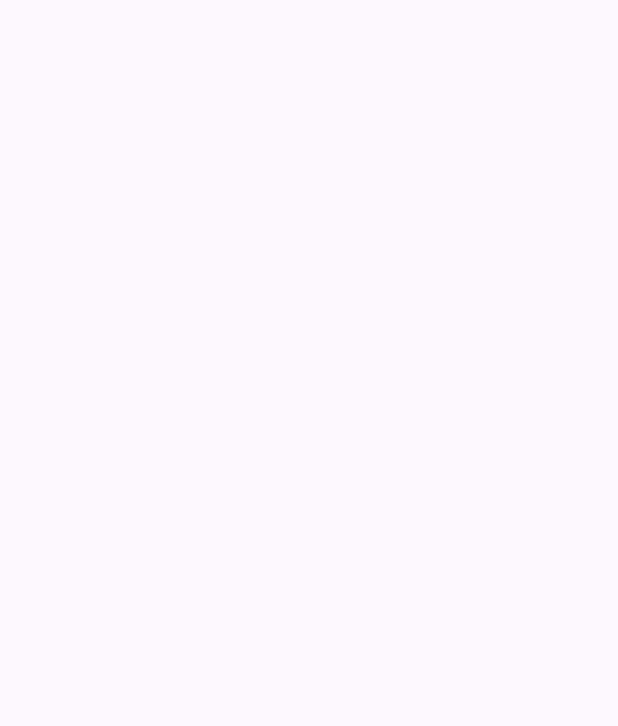
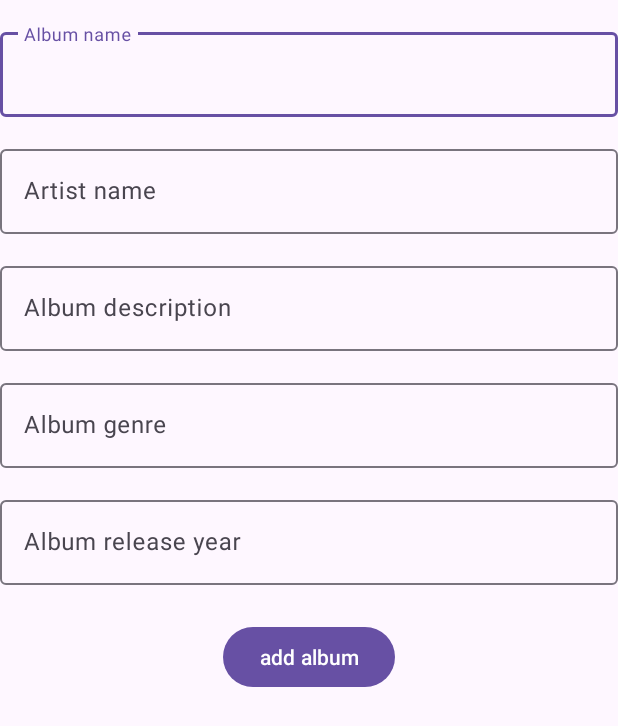
Before and after one commit to mmoazam/RecordShopApp, an Android app: the AddNewAlbumActivity screen opened directly, with no data from a screen before it, on a phone screen of 412 x 824 dp. Before the commit the part shown is empty. Shown: the top 726 px of the screen. Run offline under Robolectric (Android 15) with nearby library versions, the phone set to English and light mode, and no system bars; our stand-ins replace data binding.

Commit message:
add stockLevel to Album

```diff
--- a/app/src/main/java/com/northcoders/recordshopapp/model/Album.java
+++ b/app/src/main/java/com/northcoders/recordshopapp/model/Album.java
@@ -12,6 +12,12 @@ public class Album extends BaseObservable {
     private String artist;
     private String genre;
     private int releaseYear;
+    private int stockLevel;
+
+    @Bindable
+    public int getStockLevel() {
+        return stockLevel;
+    }
 
     @Bindable
     public int getId() {
@@ -73,6 +79,13 @@ public class Album extends BaseObservable {
         notifyPropertyChanged(BR.releaseYear);
     }
 
+    public void setStockLevel(int stockLevel) {
+        this.stockLevel = stockLevel;
+        notifyPropertyChanged(BR.stockLevel);
+    }
+
+
+
     public Album() {
     }
 
--- a/app/src/main/res/layout/activity_add_new_album.xml
+++ b/app/src/main/res/layout/activity_add_new_album.xml
@@ -1,10 +1,137 @@
 <?xml version="1.0" encoding="utf-8"?>
-<androidx.constraintlayout.widget.ConstraintLayout xmlns:android="http://schemas.android.com/apk/res/android"
+<layout xmlns:android="http://schemas.android.com/apk/res/android"
     xmlns:app="http://schemas.android.com/apk/res-auto"
-    xmlns:tools="http://schemas.android.com/tools"
-    android:id="@+id/main"
-    android:layout_width="match_parent"
-    android:layout_height="match_parent"
-    tools:context=".ui.addalbum.AddNewAlbumActivity">
+    xmlns:tools="http://schemas.android.com/tools">
 
-</androidx.constraintlayout.widget.ConstraintLayout>
+    <data>
+
+        <variable
+            name="album"
+            type="com.northcoders.recordshopapp.model.Album" />
+    </data>
+
+    <androidx.constraintlayout.widget.ConstraintLayout
+        android:id="@+id/main"
+        android:layout_width="match_parent"
+        android:layout_height="match_parent"
+        tools:context=".ui.addalbum.AddNewAlbumActivity">
+
+        <androidx.constraintlayout.widget.ConstraintLayout
+            android:layout_width="match_parent"
+            android:layout_height="wrap_content"
+            app:layout_constraintEnd_toEndOf="parent"
+            app:layout_constraintStart_toStartOf="parent"
+            app:layout_constraintTop_toTopOf="parent">
+
+            <com.google.android.material.textfield.TextInputLayout
+                android:id="@+id/album_name"
+                android:layout_width="match_parent"
+                android:layout_height="wrap_content"
+                android:layout_marginTop="16dp"
+                android:text="@={album.name}"
+                app:layout_constraintEnd_toEndOf="parent"
+                app:layout_constraintStart_toStartOf="parent"
+                app:layout_constraintTop_toTopOf="parent">
+
+                <com.google.android.material.textfield.TextInputEditText
+                    android:layout_width="match_parent"
+                    android:layout_height="wrap_content"
+                    android:hint="Album name"
+                    android:inputType="text" />
+            </com.google.android.material.textfield.TextInputLayout>
+
+            <com.google.android.material.textfield.TextInputLayout
+                android:id="@+id/artist_name"
+                android:layout_width="match_parent"
+                android:layout_height="wrap_content"
+                android:layout_marginTop="16dp"
+                android:text="@={album.artist}"
+                app:layout_constraintEnd_toEndOf="parent"
+                app:layout_constraintStart_toStartOf="parent"
+                app:layout_constraintTop_toBottomOf="@id/album_name">
+
+                <com.google.android.material.textfield.TextInputEditText
+                    android:layout_width="match_parent"
+                    android:layout_height="wrap_content"
+                    android:hint="Artist name"
+                    android:inputType="text" />
+            </com.google.android.material.textfield.TextInputLayout>
+
+            <com.google.android.material.textfield.TextInputLayout
+                android:id="@+id/album_description"
+                android:layout_width="match_parent"
+                android:layout_height="wrap_content"
+                android:layout_marginTop="16dp"
+                android:text="@={album.description}"
+                app:layout_constraintEnd_toEndOf="parent"
+                app:layout_constraintStart_toStartOf="parent"
+                app:layout_constraintTop_toBottomOf="@id/artist_name">
+
+                <com.google.android.material.textfield.TextInputEditText
+                    android:layout_width="match_parent"
+                    android:layout_height="wrap_content"
+                    android:hint="Album description"
+                    android:inputType="textMultiLine" />
+            </com.google.android.material.textfield.TextInputLayout>
+
+            <com.google.android.material.textfield.TextInputLayout
+                android:id="@+id/genre"
+                android:layout_width="match_parent"
+                android:layout_height="wrap_content"
+                android:layout_marginTop="16dp"
+                android:text="@={album.genre}"
+                app:layout_constraintEnd_toEndOf="parent"
+                app:layout_constraintStart_toStartOf="parent"
+                app:layout_constraintTop_toBottomOf="@id/album_description">
+
+                <com.google.android.material.textfield.TextInputEditText
+                    android:layout_width="match_parent"
+                    android:layout_height="wrap_content"
+                    android:hint="Album genre"
+                    android:inputType="text" />
+            </com.google.android.material.textfield.TextInputLayout>
+
+            <com.google.android.material.textfield.TextInputLayout
+                android:id="@+id/release_year"
+                android:layout_width="match_parent"
+                android:layout_height="wrap_content"
+                android:layout_marginTop="16dp"
+                android:text="@={album.releaseYear}"
+                app:layout_constraintEnd_toEndOf="parent"
+                app:layout_constraintStart_toStartOf="parent"
+                app:layout_constraintTop_toBottomOf="@id/genre">
+
+                <com.google.android.material.textfield.TextInputEditText
+                    android:layout_width="match_parent"
+                    android:layout_height="wrap_content"
+                    android:hint="Album release year"
+                    android:inputType="number" />
+            </com.google.android.material.textfield.TextInputLayout>
+
+            <Button
+                android:id="@+id/button"
+                android:layout_width="wrap_content"
+                android:layout_height="wrap_content"
+                android:layout_marginTop="24dp"
+                android:text="add album"
+                app:layout_constraintEnd_toEndOf="parent"
+                app:layout_constraintStart_toStartOf="parent"
+                app:layout_constraintTop_toBottomOf="@id/release_year" />
+
+            <com.google.android.material.floatingactionbutton.FloatingActionButton
+                android:id="@+id/floatingActionButton4"
+                android:layout_width="wrap_content"
+                android:layout_height="wrap_content"
+                android:layout_marginTop="32dp"
+                android:clickable="true"
+                app:layout_constraintEnd_toEndOf="@+id/button"
+                app:layout_constraintStart_toStartOf="@+id/button"
+                app:layout_constraintTop_toBottomOf="parent"
+                app:srcCompat="@android:drawable/ic_menu_revert" />
+
+        </androidx.constraintlayout.widget.ConstraintLayout>
+
+
+
+    </androidx.constraintlayout.widget.ConstraintLayout>
+</layout>
```
